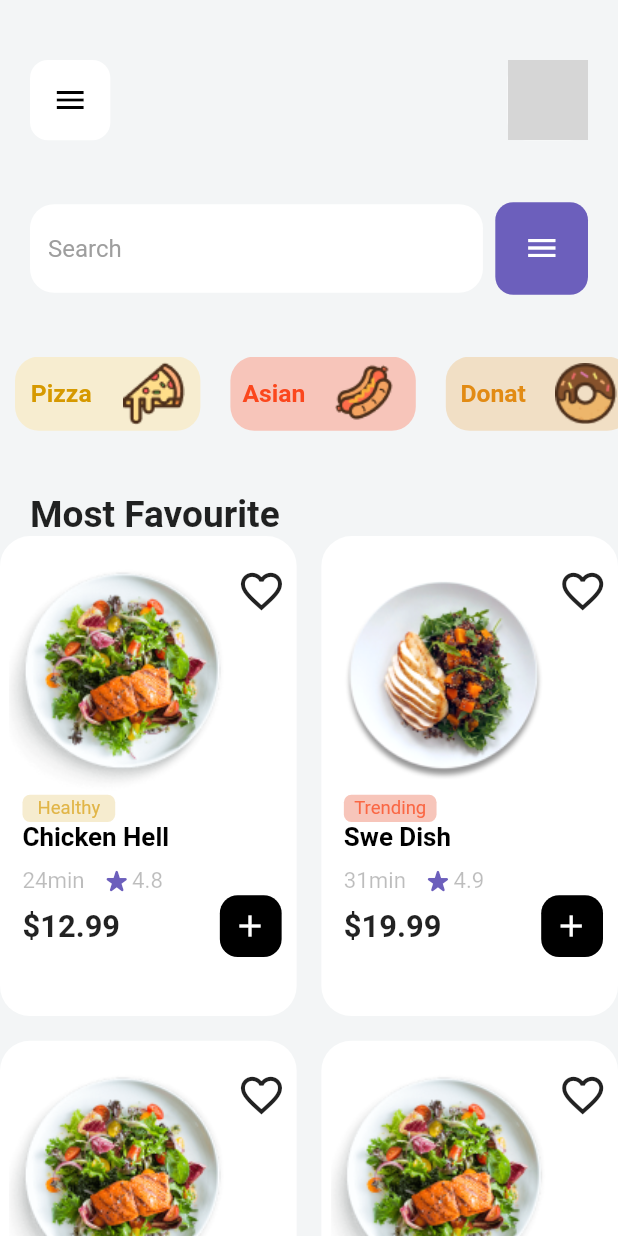
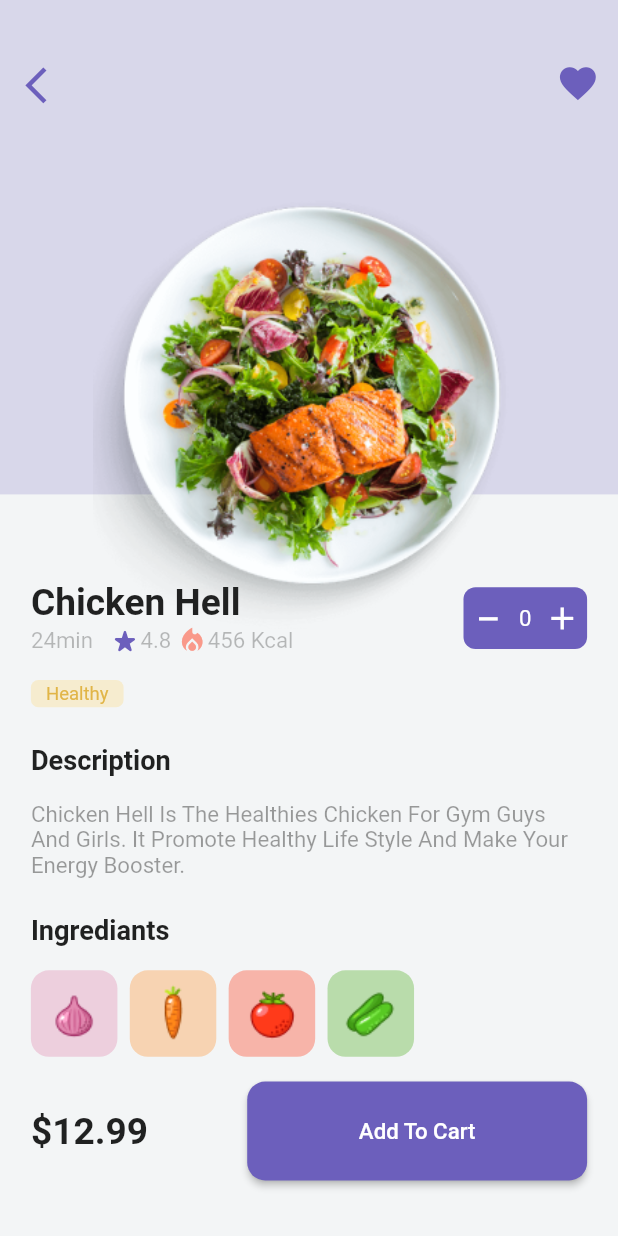
Before and after one commit to Usman3232/Eatly_Food_App, a Flutter app: the FavouriteScreen screen opened directly, after a tap on the "add" icon, on a phone screen of 412 x 824 dp. Run offline on Flutter 3.47's test engine with Material 2 defaults, Android fonts, the phone set to English and light mode, and no system bars; our stand-ins replace another_flushbar, device_preview, dots_indicator, email_validator, flutter_neumorphic, flutter_svg and 6 more; missing offline and left inert: shared_preferences_web; Roboto replaces fonts that are missing (TextStyle); grey boxes are pictures that could not be loaded.

Commit message:
fooddetailscreen

```diff
--- /dev/null
+++ b/lib/generated_plugin_registrant.dart
@@ -0,0 +1,17 @@
+//
+// Generated file. Do not edit.
+//
+
+// ignore_for_file: directives_ordering
+// ignore_for_file: lines_longer_than_80_chars
+// ignore_for_file: depend_on_referenced_packages
+
+import 'package:shared_preferences_web/shared_preferences_web.dart';
+
+import 'package:flutter_web_plugins/flutter_web_plugins.dart';
+
+// ignore: public_member_api_docs
+void registerPlugins(Registrar registrar) {
+  SharedPreferencesPlugin.registerWith(registrar);
+  registrar.registerMessageHandler();
+}
--- a/lib/main.dart
+++ b/lib/main.dart
@@ -1,14 +1,20 @@
+import 'package:device_preview/device_preview.dart';
 import 'package:eatly_foodapp/utils/size_config.dart';
+import 'package:eatly_foodapp/views/bottom_navigation/bottom_navigation_tab.dart';
 import 'package:eatly_foodapp/views/splash/splash.dart';
 import 'package:eatly_foodapp/views/verification/emailScreen/emailScreen.dart';
+import 'package:flutter/foundation.dart';
 import 'package:flutter/material.dart';
 import 'package:flutter/services.dart';
 import 'package:get/get.dart';
 import 'package:google_fonts/google_fonts.dart';
 
-void main() {
-  runApp(const MyApp());
-}
+void main() => runApp(
+    // DevicePreview(
+    //   enabled: !kReleaseMode,
+    //   builder: (context) => MyApp(), // Wrap your app
+    // ),
+    MyApp());
 
 class MyApp extends StatelessWidget {
   const MyApp({Key? key}) : super(key: key);
@@ -24,6 +30,8 @@ class MyApp extends StatelessWidget {
           builder: (context, orientation) {
             SizeConfig().init(constraints, orientation);
             return GetMaterialApp(
+              locale: DevicePreview.locale(context),
+              builder: DevicePreview.appBuilder,
               theme: ThemeData(
                 scaffoldBackgroundColor: Color(0xffF3F5F6),
                 fontFamily: GoogleFonts.poppins().toString(),
@@ -31,6 +39,7 @@ class MyApp extends StatelessWidget {
               debugShowCheckedModeBanner: false,
               home: Splash(),
               // home: EmailScreen(),
+              // home: BottomBar(),
             );
           },
         );
--- /dev/null
+++ b/lib/modals/fooddetailingrediantsmodal.dart
@@ -0,0 +1,27 @@
+import 'package:flutter/cupertino.dart';
+
+class FoodDetailIngrediantsModal {
+  final Color color;
+  final String image;
+
+  FoodDetailIngrediantsModal({required this.color, required this.image});
+}
+
+List<FoodDetailIngrediantsModal> fooddetailingredients_modal = [
+  FoodDetailIngrediantsModal(
+    color: Color(0xffEDCFDD),
+    image: "assets/images/Redonion.png",
+  ),
+  FoodDetailIngrediantsModal(
+    color: Color(0xffF7D3B2),
+    image: "assets/images/Carrot.png",
+  ),
+  FoodDetailIngrediantsModal(
+    color: Color(0xffF7B4A9),
+    image: "assets/images/Tomato.png",
+  ),
+  FoodDetailIngrediantsModal(
+    color: Color(0xffB9DCAB),
+    image: "assets/images/Сucumber.png",
+  ),
+];
--- a/lib/views/favouritescreen/favouritescreen.dart
+++ b/lib/views/favouritescreen/favouritescreen.dart
@@ -1,5 +1,7 @@
 import 'package:eatly_foodapp/utils/TextView.dart';
+import 'package:eatly_foodapp/views/fooddetails/fooddetails.dart';
 import 'package:flutter/material.dart';
+import 'package:get/get.dart';
 
 import '../../modals/homecategoriesmodal.dart';
 import '../../modals/homemostpopularmodal.dart';
@@ -146,6 +148,10 @@ class FavouriteScreen extends StatelessWidget {
                         time: homemostpopular_modal[index].time,
                         checkstatus: homemostpopular_modal[index].checkstatus,
                         price: homemostpopular_modal[index].price,
+                        onPressed: () {
+                          Get.to(FoodDetail(
+                              product: homemostpopular_modal[index]));
+                        },
                         rating: homemostpopular_modal[index].rating);
                   },
                 )
--- /dev/null
+++ b/lib/views/fooddetails/fooddetails.dart
@@ -0,0 +1,315 @@
+import 'package:eatly_foodapp/modals/fooddetailingrediantsmodal.dart';
+import 'package:eatly_foodapp/utils/TextView.dart';
+import 'package:eatly_foodapp/utils/aut_btn.dart';
+import 'package:eatly_foodapp/utils/constants.dart';
+import 'package:eatly_foodapp/utils/size_config.dart';
+import 'package:flutter/material.dart';
+import 'package:get/get.dart';
+
+class FoodDetail extends StatefulWidget {
+  const FoodDetail({Key? key, required this.product}) : super(key: key);
+  final product;
+
+  @override
+  State<FoodDetail> createState() => _FoodDetailState();
+}
+
+int number = 0;
+
+class _FoodDetailState extends State<FoodDetail> {
+  @override
+  Widget build(BuildContext context) {
+    return Scaffold(
+      body: Container(
+        child: Stack(
+          children: [
+            Column(
+              crossAxisAlignment: CrossAxisAlignment.start,
+              children: [
+                Container(
+                  height: SizeConfig.heightMultiplier * 40,
+                  width: SizeConfig.widthMultiplier * 100,
+                  color: Color(0xffD8D7EA),
+                  child: Padding(
+                    padding: EdgeInsets.only(
+                        top: SizeConfig.heightMultiplier * 4,
+                        right: SizeConfig.widthMultiplier * 3),
+                    child: Row(
+                      mainAxisAlignment: MainAxisAlignment.spaceBetween,
+                      crossAxisAlignment: CrossAxisAlignment.start,
+                      children: [
+                        IconButton(
+                          onPressed: () {
+                            Get.back();
+                          },
+                          icon: Icon(
+                            Icons.arrow_back_ios_new,
+                            color: AppColors.primarycolor,
+                            size: SizeConfig.imageSizeMultiplier * 7,
+                          ),
+                        ),
+                        Padding(
+                          padding: EdgeInsets.only(
+                              top: SizeConfig.heightMultiplier * 1),
+                          child: InkWell(
+                            onTap: () {
+                              setState(() {
+                                widget.product.checkstatus =
+                                    !widget.product.checkstatus;
+                              });
+                            },
+                            child: widget.product.checkstatus
+                                ? Icon(
+                                    Icons.favorite_outline,
+                                    size: SizeConfig.imageSizeMultiplier * 7,
+                                    color: AppColors.primarycolor,
+                                  )
+                                : Icon(
+                                    Icons.favorite_outlined,
+                                    color: AppColors.primarycolor,
+                                    size: SizeConfig.imageSizeMultiplier * 7,
+                                  ),
+                          ),
+                        )
+                      ],
+                    ),
+                  ),
+                ),
+                Padding(
+                  padding: EdgeInsets.only(
+                      top: SizeConfig.heightMultiplier * 7,
+                      right: SizeConfig.widthMultiplier * 5,
+                      left: SizeConfig.widthMultiplier * 5,
+                      bottom: SizeConfig.heightMultiplier * 2),
+                  child: Column(
+                    crossAxisAlignment: CrossAxisAlignment.start,
+                    children: [
+                      Row(
+                        mainAxisAlignment: MainAxisAlignment.spaceBetween,
+                        children: [
+                          Column(
+                            crossAxisAlignment: CrossAxisAlignment.start,
+                            children: [
+                              TextView(
+                                text: widget.product.title,
+                                size: SizeConfig.textMultiplier * 3,
+                                fontWeight: FontWeight.w600,
+                              ),
+                              Row(
+                                children: [
+                                  TextView(
+                                    text: widget.product.time.toString() +
+                                        'min   ',
+                                    color: Colors.black26,
+                                    size: SizeConfig.textMultiplier * 1.8,
+                                  ),
+                                  Icon(
+                                    Icons.star_rate_rounded,
+                                    color: AppColors.primarycolor,
+                                    size: SizeConfig.imageSizeMultiplier * 5,
+                                  ),
+                                  TextView(
+                                    text:
+                                        widget.product.rating.toString() + " ",
+                                    color: Colors.black26,
+                                    size: SizeConfig.textMultiplier * 1.8,
+                                  ),
+                                  Icon(
+                                    Icons.local_fire_department_sharp,
+                                    color: Color(0xffF9998A),
+                                    size: SizeConfig.imageSizeMultiplier * 5,
+                                  ),
+                                  TextView(
+                                    text: '456 Kcal',
+                                    color: Colors.black26,
+                                    size: SizeConfig.textMultiplier * 1.8,
+                                  ),
+                                ],
+                              ),
+                            ],
+                          ),
+                          Container(
+                            height: SizeConfig.heightMultiplier * 5,
+                            width: SizeConfig.widthMultiplier * 20,
+                            decoration: BoxDecoration(
+                                color: AppColors.primarycolor,
+                                borderRadius: BorderRadius.circular(8)),
+                            child: Row(
+                              mainAxisAlignment: MainAxisAlignment.spaceAround,
+                              children: [
+                                Padding(
+                                  padding: EdgeInsets.only(
+                                      bottom: SizeConfig.heightMultiplier * 2),
+                                  child: InkWell(
+                                    onTap: () {
+                                      if (number == 0) {
+                                        setState(() {
+                                          number = number;
+                                        });
+                                      } else {
+                                        setState(() {
+                                          number = number - 1;
+                                        });
+                                      }
+                                    },
+                                    child: Icon(
+                                      Icons.minimize,
+                                      size: SizeConfig.imageSizeMultiplier * 6,
+                                      color: Colors.white,
+                                    ),
+                                  ),
+                                ),
+                                TextView(
+                                  text: number.toString(),
+                                  size: SizeConfig.textMultiplier * 1.8,
+                                  color: Colors.white,
+                                ),
+                                InkWell(
+                                  onTap: () {
+                                    setState(() {
+                                      number = number + 1;
+                                    });
+                                  },
+                                  child: Icon(
+                                    Icons.add,
+                                    size: SizeConfig.imageSizeMultiplier * 6,
+                                    color: Colors.white,
+                                  ),
+                                ),
+                              ],
+                            ),
+                          )
+                        ],
+                      ),
+                      SizedBox(
+                        height: SizeConfig.heightMultiplier * 2,
+                      ),
+                      Container(
+                        height: SizeConfig.heightMultiplier * 2.2,
+                        width: SizeConfig.widthMultiplier * 15,
+                        decoration: BoxDecoration(
+                            borderRadius: BorderRadius.circular(5),
+                            color: widget.product.foodstatuscontainercolor),
+                        child: Center(
+                          child: TextView(
+                            text: widget.product.foodstatustitle,
+                            size: SizeConfig.textMultiplier * 1.5,
+                            color: widget.product.foodstatustitlecolor,
+                          ),
+                        ),
+                      ),
+                      SizedBox(
+                        height: SizeConfig.heightMultiplier * 3,
+                      ),
+                      TextView(
+                        text: 'Description',
+                        size: SizeConfig.textMultiplier * 2.2,
+                        fontWeight: FontWeight.w600,
+                      ),
+                      SizedBox(
+                        height: SizeConfig.heightMultiplier * 2,
+                      ),
+                      TextView(
+                        text:
+                            'Chicken Hell Is The Healthies Chicken For Gym Guys And Girls. It Promote Healthy Life Style And Make Your Energy Booster.',
+                        size: SizeConfig.textMultiplier * 1.8,
+                        color: Colors.black38,
+                      ),
+                      SizedBox(
+                        height: SizeConfig.heightMultiplier * 3,
+                      ),
+                      TextView(
+                        text: 'Ingrediants',
+                        size: SizeConfig.textMultiplier * 2.2,
+                        fontWeight: FontWeight.w600,
+                      ),
+                      SizedBox(
+                        height: SizeConfig.heightMultiplier * 2,
+                      ),
+                      SizedBox(
+                        height: SizeConfig.heightMultiplier * 7,
+                        child: ListView.builder(
+                          itemCount: fooddetailingredients_modal.length,
+                          scrollDirection: Axis.horizontal,
+                          shrinkWrap: true,
+                          itemBuilder: (context, index) {
+                            return Padding(
+                              padding: EdgeInsets.only(
+                                  right: SizeConfig.widthMultiplier * 2),
+                              child: IngrediantsCard(
+                                  color:
+                                      fooddetailingredients_modal[index].color,
+                                  image:
+                                      fooddetailingredients_modal[index].image),
+                            );
+                          },
+                        ),
+                      ),
+                      SizedBox(
+                        height: SizeConfig.heightMultiplier * 2,
+                      ),
+                      Row(
+                        mainAxisAlignment: MainAxisAlignment.spaceBetween,
+                        children: [
+                          TextView(
+                            text: "\$" + widget.product.price.toString(),
+                            size: SizeConfig.textMultiplier * 3,
+                            fontWeight: FontWeight.w700,
+                          ),
+                          CustomAuthButton(
+                            callback: () {},
+                            height: SizeConfig.heightMultiplier * 8,
+                            width: SizeConfig.widthMultiplier * 55,
+                            colour: AppColors.primarycolor,
+                            fontSize: SizeConfig.textMultiplier * 1.8,
+                            title: 'Add To Cart',
+                            textcolour: Colors.white,
+                            radius: 12,
+                          )
+                        ],
+                      )
+                    ],
+                  ),
+                ),
+              ],
+            ),
+            Positioned(
+              top: SizeConfig.heightMultiplier * 16,
+              left: SizeConfig.widthMultiplier * 15,
+              child: Image.asset(
+                widget.product.image,
+                height: SizeConfig.imageSizeMultiplier * 70,
+              ),
+            )
+          ],
+        ),
+      ),
+    );
+  }
+}
+
+class IngrediantsCard extends StatelessWidget {
+  const IngrediantsCard({
+    Key? key,
+    required this.color,
+    required this.image,
+  }) : super(key: key);
+  final Color color;
+  final String image;
+
+  @override
+  Widget build(BuildContext context) {
+    return Container(
+      height: SizeConfig.heightMultiplier * 7,
+      width: SizeConfig.widthMultiplier * 14,
+      decoration: BoxDecoration(
+        color: color,
+        borderRadius: BorderRadius.circular(12),
+      ),
+      child: Image.asset(
+        image,
+        // height: SizeConfig.imageSizeMultiplier*10,
+      ),
+    );
+  }
+}
--- a/lib/views/homescreen/components/mostpopularcard.dart
+++ b/lib/views/homescreen/components/mostpopularcard.dart
@@ -16,12 +16,14 @@ class MostPopularCard extends StatefulWidget {
     required this.checkstatus,
     required this.price,
     required this.rating,
+    required this.onPressed,
   }) : super(key: key);
   final String image, title, foodstatustitle;
   final Color foodstatuscontainercolor, foodstatustitlecolor;
   final int time;
   final double price, rating;
   bool checkstatus;
+  final VoidCallback onPressed;
 
   @override
   State<MostPopularCard> createState() => _MostPopularCardState();
@@ -57,6 +59,7 @@ class _MostPopularCardState extends State<MostPopularCard> {
                     : Icon(
                         Icons.favorite_border_outlined,
                         size: SizeConfig.imageSizeMultiplier * 8,
+                        color: AppColors.primarycolor,
                       ),
               ),
             ),
@@ -123,19 +126,15 @@ class _MostPopularCardState extends State<MostPopularCard> {
                             fontWeight: FontWeight.w600,
                           ),
                           Spacer(),
-                          Container(
-                            height: SizeConfig.heightMultiplier * 5,
-                            width: SizeConfig.widthMultiplier * 10,
-                            decoration: BoxDecoration(
-                                borderRadius: BorderRadius.circular(12),
-                                color: Colors.black),
-                            child: IconButton(
-                              padding: EdgeInsets.only(right: 1),
-                              onPressed: () {
-                                setState(() {});
-                                print("aaa");
-                              },
-                              icon: Icon(
+                          InkWell(
+                            onTap: widget.onPressed,
+                            child: Container(
+                              height: SizeConfig.heightMultiplier * 5,
+                              width: SizeConfig.widthMultiplier * 10,
+                              decoration: BoxDecoration(
+                                  borderRadius: BorderRadius.circular(12),
+                                  color: Colors.black),
+                              child: Icon(
                                 Icons.add,
                                 color: Colors.white,
                               ),
--- a/lib/views/homescreen/homescreen.dart
+++ b/lib/views/homescreen/homescreen.dart
@@ -6,6 +6,7 @@ import 'package:eatly_foodapp/utils/TextView.dart';
 import 'package:eatly_foodapp/utils/auth_input_text_field.dart';
 import 'package:eatly_foodapp/utils/constants.dart';
 import 'package:eatly_foodapp/utils/size_config.dart';
+import 'package:eatly_foodapp/views/fooddetails/fooddetails.dart';
 import 'package:eatly_foodapp/views/mostpopular/mostpopular.dart';
 import 'package:eatly_foodapp/views/nearbyrestaurants/nearbyrestaurants.dart';
 import 'package:flutter/material.dart';
@@ -219,6 +220,10 @@ class _HomeScreenState extends State<HomeScreen> {
                             price: homemostpopular_modal[index].price,
                             checkstatus:
                                 homemostpopular_modal[index].checkstatus,
+                            onPressed: () {
+                              Get.to(FoodDetail(
+                                  product: homemostpopular_modal[index]));
+                            },
                             rating: homemostpopular_modal[index].rating),
                       );
                     },
--- a/lib/views/login.dart
+++ b/lib/views/login.dart
@@ -31,6 +31,7 @@ class _LoginState extends State<Login> {
   @override
   Widget build(BuildContext context) {
     return Scaffold(
+      resizeToAvoidBottomInset: false,
       body: Padding(
         padding: EdgeInsets.symmetric(horizontal: 20),
         child: SingleChildScrollView(
--- a/lib/views/mostpopular/mostpopular.dart
+++ b/lib/views/mostpopular/mostpopular.dart
@@ -1,5 +1,6 @@
 import 'package:eatly_foodapp/utils/TextView.dart';
 import 'package:eatly_foodapp/utils/size_config.dart';
+import 'package:eatly_foodapp/views/fooddetails/fooddetails.dart';
 import 'package:eatly_foodapp/views/homescreen/components/mostpopularcard.dart';
 import 'package:flutter/gestures.dart';
 import 'package:flutter/material.dart';
@@ -26,8 +27,8 @@ class MostPopular extends StatelessWidget {
                   mainAxisAlignment: MainAxisAlignment.spaceBetween,
                   children: [
                     SizedBox(
-                      height: SizeConfig.heightMultiplier*6,
-                      width: SizeConfig.widthMultiplier*13,
+                      height: SizeConfig.heightMultiplier * 6,
+                      width: SizeConfig.widthMultiplier * 13,
                       child: Neumorphic(
                         style: NeumorphicStyle(
                             shape: NeumorphicShape.concave,
@@ -104,7 +105,6 @@ class MostPopular extends StatelessWidget {
                     shrinkWrap: true,
                     itemCount: homemostpopular_modal.length,
                     gridDelegate: SliverGridDelegateWithFixedCrossAxisCount(
-
                         childAspectRatio: SizeConfig.heightMultiplier * .075,
                         mainAxisSpacing: SizeConfig.heightMultiplier * 2,
                         crossAxisSpacing: SizeConfig.widthMultiplier * 4,
@@ -122,7 +122,12 @@ class MostPopular extends StatelessWidget {
                         time: homemostpopular_modal[index].time,
                         checkstatus: homemostpopular_modal[index].checkstatus,
                         price: homemostpopular_modal[index].price,
-                          rating: homemostpopular_modal[index].rating);
+                        rating: homemostpopular_modal[index].rating,
+                        onPressed: () {
+                          Get.to(FoodDetail(
+                              product: homemostpopular_modal[index]));
+                        },
+                      );
                     },
                   ),
                 )
--- a/lib/views/onboarding/on_boarding.dart
+++ b/lib/views/onboarding/on_boarding.dart
@@ -175,8 +175,7 @@ class _OnBoardingState extends State<OnBoarding> {
   Widget build(BuildContext context) {
     return Scaffold(
       backgroundColor: Colors.white,
-      body: SafeArea(
-        child: Stack(
+      body: Stack(
         children: <Widget>[
           PageView.builder(
             itemCount: _pages.length,
@@ -249,7 +248,6 @@ class _OnBoardingState extends State<OnBoarding> {
                   ))),
         ],
       ),
-      ),
     );
   }
 }
--- a/pubspec.yaml
+++ b/pubspec.yaml
@@ -47,6 +47,7 @@ dependencies:
   font_awesome_flutter: ^10.1.0
   smooth_page_indicator: ^1.0.0+2
   flutter_advanced_segment: ^3.0.1
+  device_preview: ^1.1.0
 
 
 
```
Also changed, not shown: assets/images/Carrot.png (added), assets/images/Redonion.png (added), assets/images/Tomato.png (added), assets/images/foodimage.png, assets/images/foodimage2.png, assets/images/Сucumber.png (added), 4 other files. Lines whose indentation alone changed are shown as unchanged.
